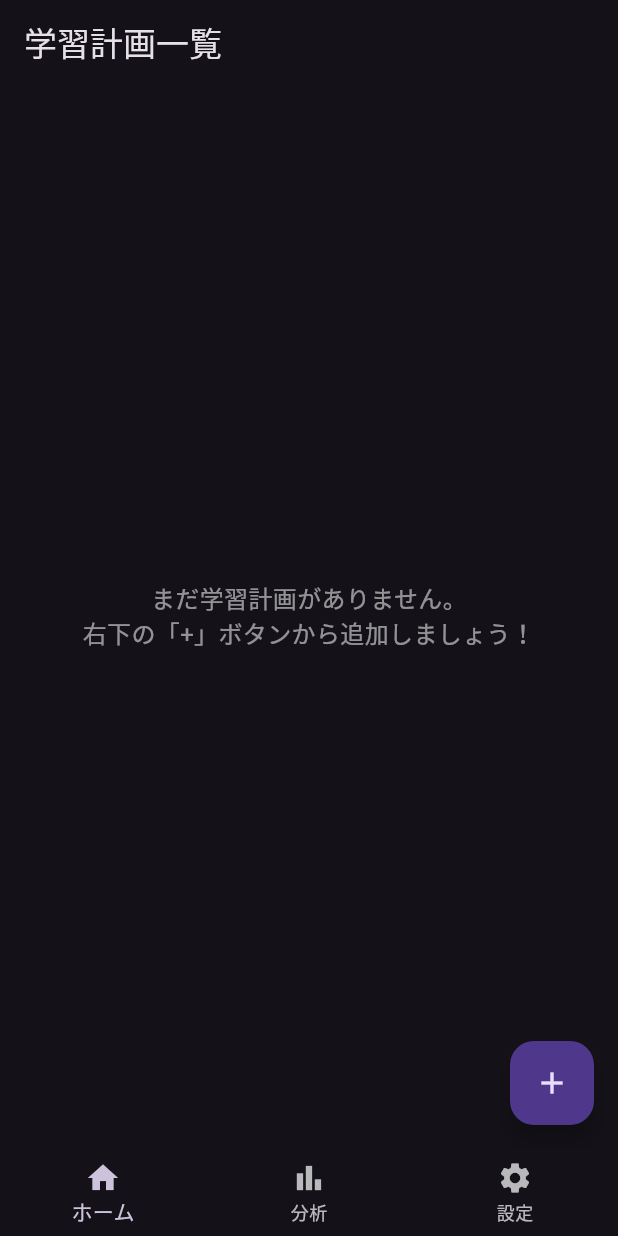
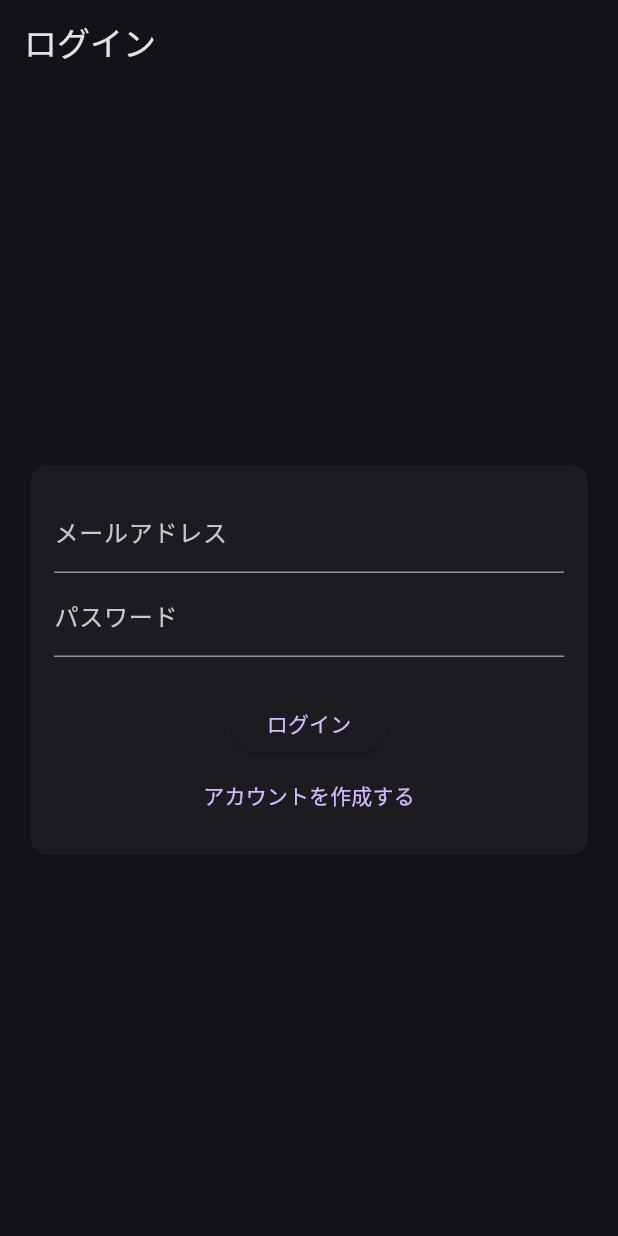
Before and after one commit to Nyao0410/Catalyze, a Flutter app: the screen it shows after launch, on a phone screen of 412 x 824 dp. Run offline on Flutter 3.47's test engine with Material 3 defaults, Android fonts, the light colour scheme and no system bars; our stand-ins replace cloud_firestore, firebase_auth, firebase_core, fl_chart; accounts and stored records are empty; Roboto replaces fonts that are missing (NotoSansJP).

Commit message:
v1.2.2　認証UIの実装

```diff
--- a/lib/main_scaffold.dart
+++ b/lib/main_scaffold.dart
@@ -1,7 +1,10 @@
 import 'package:flutter/material.dart';
+import 'package:firebase_auth/firebase_auth.dart';
 import 'package:study_ai_assistant/screens/analysis_screen.dart';
 import 'package:study_ai_assistant/screens/home_screen.dart';
 import 'package:study_ai_assistant/screens/settings_screen.dart';
+import 'package:study_ai_assistant/screens/auth_screen.dart';
+import 'package:study_ai_assistant/services/auth_service.dart';
 
 class MainScaffold extends StatefulWidget {
   const MainScaffold({super.key});
@@ -12,6 +15,7 @@ class MainScaffold extends StatefulWidget {
 
 class _MainScaffoldState extends State<MainScaffold> {
   int _selectedIndex = 0;
+  final AuthService _authService = AuthService();
 
   static const List<Widget> _widgetOptions = <Widget>[
     HomeScreen(),
@@ -27,6 +31,16 @@ class _MainScaffoldState extends State<MainScaffold> {
 
   @override
   Widget build(BuildContext context) {
+    return StreamBuilder<User?>(
+      stream: _authService.authStateChanges,
+      builder: (context, snapshot) {
+        if (snapshot.connectionState == ConnectionState.waiting) {
+          return const Scaffold(
+            body: Center(child: CircularProgressIndicator()),
+          );
+        }
+        if (snapshot.hasData) {
+          // ログイン済みの場合
           return Scaffold(
             body: Center(
               child: _widgetOptions.elementAt(_selectedIndex),
@@ -48,8 +62,14 @@ class _MainScaffoldState extends State<MainScaffold> {
               ],
               currentIndex: _selectedIndex,
               onTap: _onItemTapped,
-        type: BottomNavigationBarType.fixed, // Fixes background color issue in dark mode
+              type: BottomNavigationBarType.fixed,
             ),
+          );
+        } else {
+          // 未ログインの場合
+          return const AuthScreen();
+        }
+      },
     );
   }
 }
--- /dev/null
+++ b/lib/screens/auth_screen.dart
@@ -0,0 +1,98 @@
+import 'package:flutter/material.dart';
+import 'package:firebase_auth/firebase_auth.dart';
+import 'package:study_ai_assistant/services/auth_service.dart';
+
+class AuthScreen extends StatefulWidget {
+  const AuthScreen({super.key});
+
+  @override
+  State<AuthScreen> createState() => _AuthScreenState();
+}
+
+class _AuthScreenState extends State<AuthScreen> {
+  final AuthService _authService = AuthService();
+  final TextEditingController _emailController = TextEditingController();
+  final TextEditingController _passwordController = TextEditingController();
+  bool _isLogin = true; // true: ログイン, false: サインアップ
+
+  void _submitAuthForm() async {
+    try {
+      if (_isLogin) {
+        await _authService.logIn(
+          email: _emailController.text,
+          password: _passwordController.text,
+        );
+      } else {
+        await _authService.signUp(
+          email: _emailController.text,
+          password: _passwordController.text,
+        );
+      }
+    } on FirebaseAuthException catch (e) {
+      String message;
+      if (e.code == 'user-not-found') {
+        message = 'そのメールアドレスのユーザーは見つかりません。';
+      } else if (e.code == 'wrong-password') {
+        message = 'パスワードが間違っています。';
+      } else if (e.code == 'email-already-in-use') {
+        message = 'このメールアドレスは既に使用されています。';
+      } else if (e.code == 'weak-password') {
+        message = 'パスワードが弱すぎます。';
+      } else {
+        message = '認証エラーが発生しました: ${e.message}';
+      }
+      ScaffoldMessenger.of(context).showSnackBar(
+        SnackBar(content: Text(message), backgroundColor: Colors.red),
+      );
+    } catch (e) {
+      ScaffoldMessenger.of(context).showSnackBar(
+        SnackBar(content: Text('予期せぬエラーが発生しました: $e'), backgroundColor: Colors.red),
+      );
+    }
+  }
+
+  @override
+  Widget build(BuildContext context) {
+    return Scaffold(
+      appBar: AppBar(
+        title: Text(_isLogin ? 'ログイン' : 'サインアップ'),
+      ),
+      body: Center(
+        child: Card(
+          margin: const EdgeInsets.all(20),
+          child: SingleChildScrollView(
+            padding: const EdgeInsets.all(16),
+            child: Column(
+              mainAxisSize: MainAxisSize.min,
+              children: [
+                TextField(
+                  controller: _emailController,
+                  keyboardType: TextInputType.emailAddress,
+                  decoration: const InputDecoration(labelText: 'メールアドレス'),
+                ),
+                TextField(
+                  controller: _passwordController,
+                  obscureText: true,
+                  decoration: const InputDecoration(labelText: 'パスワード'),
+                ),
+                const SizedBox(height: 20),
+                ElevatedButton(
+                  onPressed: _submitAuthForm,
+                  child: Text(_isLogin ? 'ログイン' : 'サインアップ'),
+                ),
+                TextButton(
+                  onPressed: () {
+                    setState(() {
+                      _isLogin = !_isLogin;
+                    });
+                  },
+                  child: Text(_isLogin ? 'アカウントを作成する' : 'すでにアカウントをお持ちですか？'),
+                ),
+              ],
+            ),
+          ),
+        ),
+      ),
+    );
+  }
+}
```
Also changed, not shown: lib/screens/settings_screen.dart (+19 -4 lines), lib/services/auth_service.dart (added, +60 -0 lines), lib/services/plan_service.dart (+45 -18 lines). Lines whose indentation alone changed are shown as unchanged.
